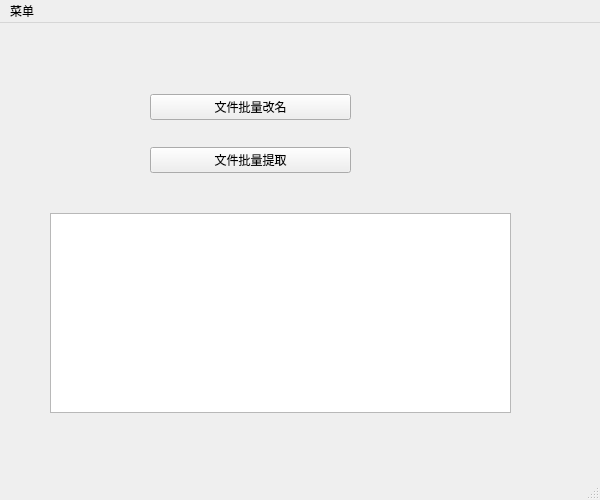
Before: the Qt Designer form MainWin.ui in hichenjuntao/project1, drawn with Qt 5.
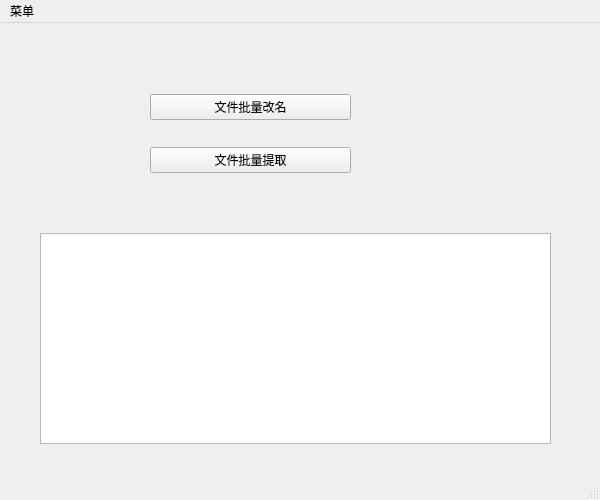
After: the same form once the commit is applied.

```diff
--- a/MainWin.ui
+++ b/MainWin.ui
@@ -29,10 +29,10 @@
    <widget class="QTextEdit" name="textEdit">
     <property name="geometry">
      <rect>
-      <x>50</x>
-      <y>190</y>
-      <width>461</width>
-      <height>200</height>
+      <x>40</x>
+      <y>210</y>
+      <width>511</width>
+      <height>211</height>
      </rect>
     </property>
     <property name="readOnly">
```
